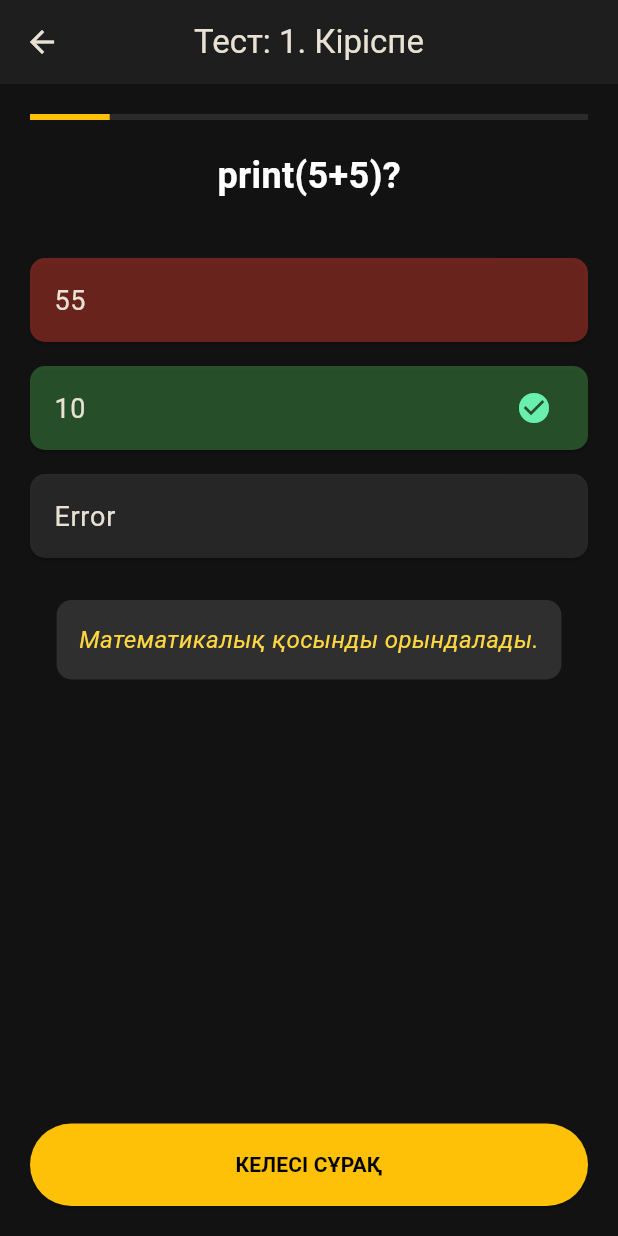
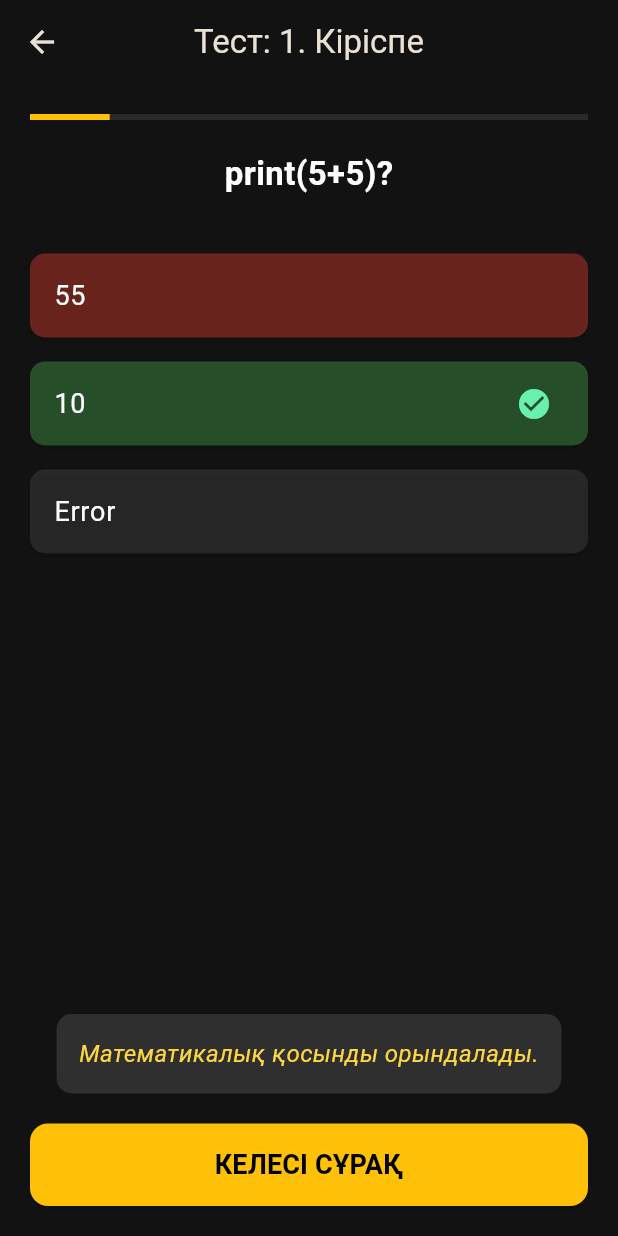
Before and after one commit to saduakastazhmakhanov-dev/python_logic_app, a Flutter app: the QuizPage screen opened directly with sample values from the repository, after a tap on "55", on a phone screen of 412 x 824 dp. Run offline on Flutter 3.47's test engine with Material 3 defaults, Android fonts, the phone set to English and light mode, and no system bars; our stand-ins replace shared_preferences; accounts and stored records are empty.

Commit message:
Fix quiz page ListView and progress saving logic

```diff
--- a/lib/screens/quiz_page.dart
+++ b/lib/screens/quiz_page.dart
@@ -19,17 +19,18 @@ class _QuizPageState extends State<QuizPage> {
   final _storage = StorageService();
 
   void _nextQuestion() async {
-    // Егер бұл соңғы сұрақ болса
     if (_currentQuestionIndex >= widget.lesson.quiz.length - 1) {
-
-      // Прогресті сақтау логикасы
-      if (_score >= 1 && globalCurrentUser!.progress == widget.lesson.id) {
+      // 1. Прогресті есептеу және сақтау
+      if (_score >= 1) {
+        if (globalCurrentUser!.progress == widget.lesson.id) {
           globalCurrentUser!.progress++;
         }
         globalCurrentUser!.xp += _score * 10;
+
+        // SharedPreferences-ке нақты жазу
         await _storage.saveUser(globalCurrentUser!);
+      }
 
-      // Нәтиже диалогы
       if (mounted) {
         showDialog(
           context: context,
@@ -44,27 +45,25 @@ class _QuizPageState extends State<QuizPage> {
               ),
             ),
             content: Text(
-              "Нәтиже: $_score / ${widget.lesson.quiz.length}\nXP: +${_score * 10}",
-              style: const TextStyle(fontSize: 16),
+              "Нәтиже: $_score / ${widget.lesson.quiz.length}\nXP: +${_score * 10}\nПрогресс сақталды!",
+              style: const TextStyle(fontSize: 16, color: Colors.white),
             ),
             actions: [
               TextButton(
                 onPressed: () {
-                  Navigator.pop(dialogContext); // Диалогты жабу
-                  Navigator.pop(context);       // Сабақ бетін жабу
-                  Navigator.pop(context);       // Тізімге қайту
+                  Navigator.pop(dialogContext);
+                  Navigator.pop(context);
                 },
                 child: const Text(
                   "МӘЗІРГЕ ҚАЙТУ",
                   style: TextStyle(color: Colors.amber, fontWeight: FontWeight.bold),
                 ),
               ),
-            ], // <--- МЫНАУ КВАДРАТ ЖАҚША actions-ТІ ЖАБАДЫ
-          ), // <--- МЫНАУ AlertDialog-ТЫ ЖАБАДЫ
-        ); // <--- МЫНАУ showDialog-ТЫ ЖАБАДЫ
+            ],
+          ),
+        );
       }
     } else {
-      // Келесі сұраққа өту
       setState(() {
         _currentQuestionIndex++;
         _isAnswered = false;
@@ -78,7 +77,11 @@ class _QuizPageState extends State<QuizPage> {
     final question = widget.lesson.quiz[_currentQuestionIndex];
 
     return Scaffold(
-      appBar: AppBar(title: Text("Тест: ${widget.lesson.title}")),
+      backgroundColor: const Color(0xFF121212),
+      appBar: AppBar(
+        title: Text("Тест: ${widget.lesson.title}"),
+        backgroundColor: Colors.transparent,
+      ),
       body: Padding(
         padding: const EdgeInsets.all(20),
         child: Column(
@@ -89,39 +92,59 @@ class _QuizPageState extends State<QuizPage> {
               color: Colors.amber,
             ),
             const SizedBox(height: 20),
-            Text(question.question, style: const TextStyle(fontSize: 24, fontWeight: FontWeight.bold, color: Colors.white)),
+            Text(
+              question.question,
+              style: const TextStyle(fontSize: 22, fontWeight: FontWeight.bold, color: Colors.white)
+            ),
             const SizedBox(height: 30),
-            // Жауап нұсқалары
-            ...List.generate(question.answers.length, (index) => Card(
+            // ListView.generate қатесі түзелді: ListView ішіне List.generate салынды
+            Expanded(
+              child: ListView(
+                children: List.generate(
+                  question.answers.length,
+                  (index) => Card(
                     margin: const EdgeInsets.symmetric(vertical: 8),
                     color: _isAnswered
                       ? (index == question.correctAnswerIndex
-                    ? Colors.green.withValues(alpha: 0.4)
-                    : (index == _selectedAnswerIndex ? Colors.red.withValues(alpha: 0.4) : Colors.white10))
+                          ? Colors.green.withOpacity(0.4)
+                          : (index == _selectedAnswerIndex ? Colors.red.withOpacity(0.4) : Colors.white10))
                       : Colors.white10,
                     shape: RoundedRectangleBorder(borderRadius: BorderRadius.circular(10)),
                     child: ListTile(
-                title: Text(question.answers[index], style: const TextStyle(fontSize: 18)),
-                trailing: _isAnswered && index == question.correctAnswerIndex ? const Icon(Icons.check_circle, color: Colors.greenAccent) : null,
+                      title: Text(question.answers[index], style: const TextStyle(fontSize: 18, color: Colors.white)),
+                      trailing: _isAnswered && index == question.correctAnswerIndex
+                          ? const Icon(Icons.check_circle, color: Colors.greenAccent)
+                          : null,
                       onTap: _isAnswered ? null : () => setState(() {
                         _selectedAnswerIndex = index;
                         _isAnswered = true;
                         if(index == question.correctAnswerIndex) _score++;
                       }),
                     ),
-            )),
-            // Түсіндірме
+                  ),
+                ),
+              ),
+            ),
             if (_isAnswered) Container(
-              margin: const EdgeInsets.only(top: 20),
+              margin: const EdgeInsets.only(top: 20, bottom: 20),
               padding: const EdgeInsets.all(15),
               decoration: BoxDecoration(color: Colors.white12, borderRadius: BorderRadius.circular(10)),
-              child: Text(question.description, style: const TextStyle(color: Colors.amberAccent, fontSize: 16, fontStyle: FontStyle.italic)),
+              child: Text(
+                question.description,
+                style: const TextStyle(color: Colors.amberAccent, fontSize: 16, fontStyle: FontStyle.italic)
               ),
-            const Spacer(),
+            ),
             if (_isAnswered) ElevatedButton(
-              style: ElevatedButton.styleFrom(minimumSize: const Size(double.infinity, 55), backgroundColor: Colors.amber),
+              style: ElevatedButton.styleFrom(
+                minimumSize: const Size(double.infinity, 55),
+                backgroundColor: Colors.amber,
+                shape: RoundedRectangleBorder(borderRadius: BorderRadius.circular(12))
+              ),
               onPressed: _nextQuestion,
-              child: Text(_currentQuestionIndex >= widget.lesson.quiz.length - 1 ? "АЯҚТАУ" : "КЕЛЕСІ СҰРАҚ", style: const TextStyle(color: Colors.black, fontWeight: FontWeight.bold))
+              child: Text(
+                _currentQuestionIndex >= widget.lesson.quiz.length - 1 ? "АЯҚТАУ" : "КЕЛЕСІ СҰРАҚ",
+                style: const TextStyle(color: Colors.black, fontWeight: FontWeight.bold, fontSize: 18)
+              )
             ),
           ],
         ),
```
Also changed, not shown: lib/services/storage_service.dart (+6 -3 lines). Lines whose indentation alone changed are shown as unchanged.
